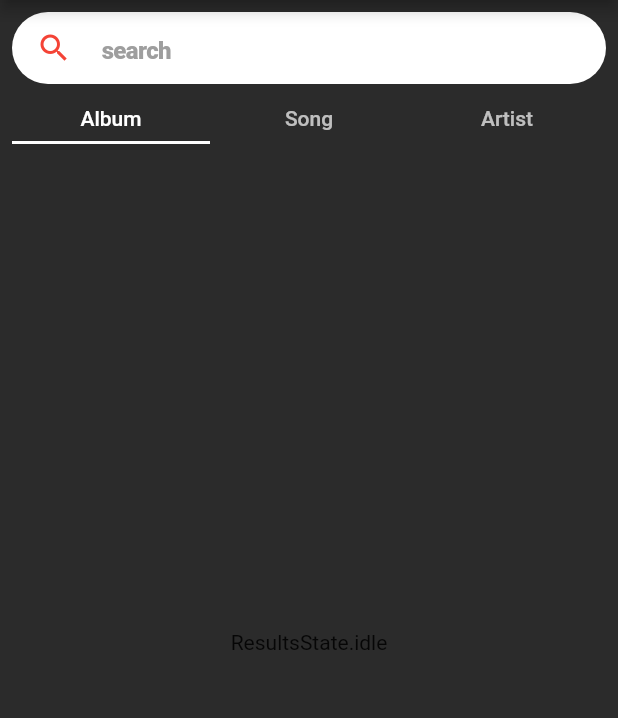
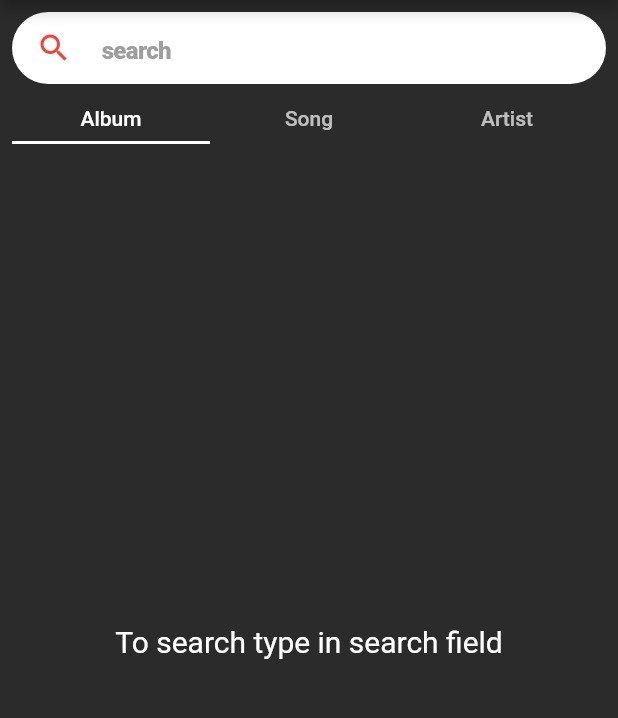
Before and after one commit to McGoku/LastFMSearch, a Flutter app: the screen it shows after launch, on a phone screen of 412 x 824 dp, the part 84-802 px from its top. Run offline on Flutter 3.47's test engine with Material 2 defaults, Android fonts, the phone set to English and light mode, and no system bars; missing offline and left inert: loadmore.

Commit message:
added pagination, small fixes

```diff
--- a/search_last_fm/lib/main.dart
+++ b/search_last_fm/lib/main.dart
@@ -7,6 +7,7 @@ void main() {
 
 class MyApp extends StatelessWidget {
   // This widget is the root of your application.
+
   @override
   Widget build(BuildContext context) {
     return MaterialApp(
--- a/search_last_fm/lib/model/song_model.dart
+++ b/search_last_fm/lib/model/song_model.dart
@@ -18,11 +18,13 @@ class SongModel extends BaseModel {
     this._mbid = json["mbid"] ?? "";
   }
 
-  SongModel.fromInfoJson(Map<String, dynamic> json) : super.fromJson(json) {
+  SongModel.fromInfoJson(Map<String, dynamic> json, SongModel oldModel) : super.fromJson(json) {
     this._name = json["name"] ?? "";
     this._mbid = json["mbid"] ?? "";
     if (json["album"] != null && json["album"]["image"] != null && json["album"]["image"].length > 0) {
       this._image = json["album"]["image"].last["#text"];
+    } else {
+      this._image = oldModel.imageURL;
     }
 
     if (json["wiki"] != null) {
--- a/search_last_fm/lib/providers/album_results_provider.dart
+++ b/search_last_fm/lib/providers/album_results_provider.dart
@@ -13,6 +13,8 @@ class AlbumResultsProvider extends ResultsProvider {
       'album': textParam,
       'api_key': ConnectionService.instance.apiKey,
       'format': 'json',
+      'page': '$nextPage',
+      'limit': '$limit',
     };
   }
 
@@ -23,6 +25,7 @@ class AlbumResultsProvider extends ResultsProvider {
         json["results"]["albummatches"] != null &&
         json["results"]["albummatches"]["album"] != null &&
         json["results"]["albummatches"]["album"].length > 0) {
+      totalResults = int.tryParse(json["results"]["opensearch:totalResults"]);
       for (var a in json["results"]["albummatches"]["album"]) {
         result.add(AlbumModel.fromJson(a));
       }
--- a/search_last_fm/lib/providers/artist_results_provider.dart
+++ b/search_last_fm/lib/providers/artist_results_provider.dart
@@ -13,6 +13,8 @@ class ArtistResultsProvider extends ResultsProvider {
       'artist': textParam,
       'api_key': ConnectionService.instance.apiKey,
       'format': 'json',
+      'page': '$nextPage',
+      'limit': '$limit',
     };
   }
 
@@ -23,6 +25,7 @@ class ArtistResultsProvider extends ResultsProvider {
         json["results"]["artistmatches"] != null &&
         json["results"]["artistmatches"]["artist"] != null &&
         json["results"]["artistmatches"]["artist"].length > 0) {
+      totalResults = int.tryParse(json["results"]["opensearch:totalResults"]);
       for (var a in json["results"]["artistmatches"]["artist"]) {
         result.add(ArtistModel.fromJson(a));
       }
--- a/search_last_fm/lib/providers/results_provider.dart
+++ b/search_last_fm/lib/providers/results_provider.dart
@@ -25,6 +25,11 @@ abstract class ResultsProvider extends ChangeNotifier {
     }
   }
 
+  int limit = 20;
+  int totalResults;
+  int get nextPage => (results != null) ? (results.length / limit).ceil() + 1 : 1;
+  bool get isAllLoaded => totalResults != null ? results.length >= totalResults : false;
+
   List<BaseModel> results;
 
   ResultsProvider() {
@@ -41,18 +46,19 @@ abstract class ResultsProvider extends ChangeNotifier {
   Map<String, dynamic> getQueryParameters(String textParam);
   List<BaseModel> parseResults(Map<String, dynamic> json);
 
-  void listenService() async {
+  Future<bool> loadMore() async {
     String textParam = SearchService.instance.searchText;
-    if (textParam.isNotEmpty) {
-      state = ResultsState.loading;
+    await fetchSafe(textParam);
+    return true;
+  }
 
+  Future<void> fetchSafe(String textParam) async {
     Uri url = Uri.https(ConnectionService.instance.authority, ConnectionService.instance.path, getQueryParameters(textParam));
-
     try {
       var res = await http.get(url);
       if (SearchService.instance.searchText != textParam) return;
       if (res.statusCode == 200) {
-          results = parseResults(jsonDecode(res.body));
+        results.addAll(parseResults(jsonDecode(res.body)));
         if (results.length > 0) {
           state = ResultsState.results;
         } else {
@@ -65,6 +71,14 @@ abstract class ResultsProvider extends ChangeNotifier {
       print("there was ana error while fetching data $e");
       state = ResultsState.error;
     }
+  }
+
+  void listenService() {
+    String textParam = SearchService.instance.searchText;
+    if (textParam.isNotEmpty) {
+      state = ResultsState.loading;
+      results = [];
+      fetchSafe(textParam);
     } else {
       state = ResultsState.idle;
     }
--- a/search_last_fm/lib/providers/song_details_provider.dart
+++ b/search_last_fm/lib/providers/song_details_provider.dart
@@ -28,6 +28,6 @@ class SongDetailsProvider extends DetailsProvider {
 
   @override
   BaseModel parseResults(Map<String, dynamic> json) {
-    return SongModel.fromInfoJson(json["track"]);
+    return SongModel.fromInfoJson(json["track"], model);
   }
 }
--- a/search_last_fm/lib/providers/song_results_provider.dart
+++ b/search_last_fm/lib/providers/song_results_provider.dart
@@ -13,6 +13,8 @@ class SongResultsProvider extends ResultsProvider {
       'track': textParam,
       'api_key': ConnectionService.instance.apiKey,
       'format': 'json',
+      'page': '$nextPage',
+      'limit': '$limit',
     };
   }
 
@@ -23,6 +25,7 @@ class SongResultsProvider extends ResultsProvider {
         json["results"]["trackmatches"] != null &&
         json["results"]["trackmatches"]["track"] != null &&
         json["results"]["trackmatches"]["track"].length > 0) {
+      totalResults = int.tryParse(json["results"]["opensearch:totalResults"]);
       for (var a in json["results"]["trackmatches"]["track"]) {
         result.add(SongModel.fromJson(a));
       }
--- a/search_last_fm/lib/screens/home_screen.dart
+++ b/search_last_fm/lib/screens/home_screen.dart
@@ -1,5 +1,6 @@
 import 'package:flutter/cupertino.dart';
 import 'package:flutter/material.dart';
+import 'package:flutter/services.dart';
 import 'package:provider/provider.dart';
 import 'package:search_last_fm/providers/home_screen_provider.dart';
 import 'package:search_last_fm/services/search_service.dart';
@@ -18,6 +19,7 @@ class _HomeScreenState extends State<HomeScreen> with SingleTickerProviderStateM
   @override
   void initState() {
     super.initState();
+    SystemChrome.setPreferredOrientations([DeviceOrientation.portraitUp]);
     _tabController = TabController(vsync: this, length: 3);
     _tabController.addListener(listenTab);
     SearchService.instance.activeTab = Tabs.album;
@@ -27,6 +29,9 @@ class _HomeScreenState extends State<HomeScreen> with SingleTickerProviderStateM
 
   @override
   void dispose() {
+    SystemChrome.setPreferredOrientations([
+      DeviceOrientation.portraitUp,
+    ]);
     _tabController.removeListener(listenTab);
     _tabController.dispose();
     super.dispose();
@@ -42,6 +47,7 @@ class _HomeScreenState extends State<HomeScreen> with SingleTickerProviderStateM
       create: (_) => HomeScreenProvider(),
       builder: (context, child) {
         return Scaffold(
+          resizeToAvoidBottomInset: false,
           appBar: AppBar(
             backgroundColor: Colors.red,
             title: Text("Search LastFM"),
@@ -67,7 +73,7 @@ class _HomeScreenState extends State<HomeScreen> with SingleTickerProviderStateM
                               color: Colors.red,
                             ),
                           ),
-                          suffix: (_textEditingController.text.isNotEmpty)
+                          suffix: (provider.shouldShowX)
                               ? InkWell(
                                   onTap: () {
                                     provider.clearText(_textEditingController);
--- a/search_last_fm/lib/widgets/results_widget.dart
+++ b/search_last_fm/lib/widgets/results_widget.dart
@@ -1,4 +1,5 @@
 import 'package:flutter/material.dart';
+import 'package:loadmore/loadmore.dart';
 import 'package:provider/provider.dart';
 import 'package:search_last_fm/providers/album_results_provider.dart';
 import 'package:search_last_fm/providers/artist_results_provider.dart';
@@ -40,7 +41,11 @@ class _ResultsWidgetState extends State<ResultsWidget> {
             switch (provider.state) {
               case ResultsState.idle:
                 return Center(
-                  child: Text(provider.state.toString()),
+                  child: Text(
+                    "To search type in search field",
+                    style: TextStyle(color: Colors.white, fontSize: 20),
+                    maxLines: 2,
+                  ),
                 );
                 break;
               case ResultsState.loading:
@@ -50,21 +55,35 @@ class _ResultsWidgetState extends State<ResultsWidget> {
                 break;
               case ResultsState.results:
                 return Center(
-                  child: ListView(
-                    children: [
-                      for (var a in provider.results) CellWidget(model: a),
-                    ],
+                  child: LoadMore(
+                    isFinish: provider.isAllLoaded,
+                    onLoadMore: provider.loadMore,
+                    child: ListView.builder(
+                      itemCount: provider.results.length,
+                      itemBuilder: (context, index) {
+                        return CellWidget(model: provider.results[index]);
+                      },
+                    ),
+                    textBuilder: DefaultLoadMoreTextBuilder.english,
                   ),
                 );
                 break;
               case ResultsState.noResults:
                 return Center(
-                  child: Text(provider.state.toString()),
+                  child: Text(
+                    "No results for search term",
+                    style: TextStyle(color: Colors.white, fontSize: 20),
+                    maxLines: 2,
+                  ),
                 );
                 break;
               case ResultsState.error:
                 return Center(
-                  child: Text(provider.state.toString()),
+                  child: Text(
+                    "There was an error while trying to contact database",
+                    style: TextStyle(color: Colors.white, fontSize: 20),
+                    maxLines: 2,
+                  ),
                 );
                 break;
               default:
--- a/search_last_fm/pubspec.yaml
+++ b/search_last_fm/pubspec.yaml
@@ -25,6 +25,7 @@ dependencies:
     sdk: flutter
   provider: ^6.0.0
   http: ^0.13.3
+  loadmore: ^2.0.1
 
 
   # The following adds the Cupertino Icons font to your application.
```
Also changed, not shown: search_last_fm/lib/providers/home_screen_provider.dart (+13 -2 lines), search_last_fm/lib/screens/details_screen.dart (+50 -6 lines), 2 other files. Lines whose indentation alone changed are shown as unchanged.
